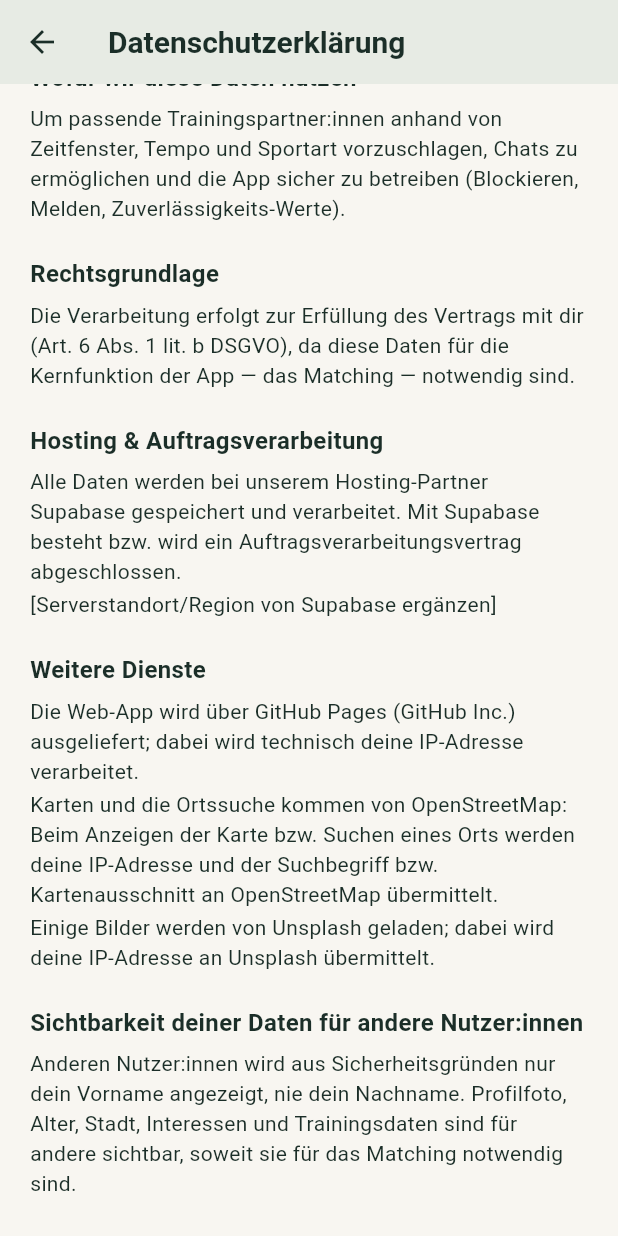
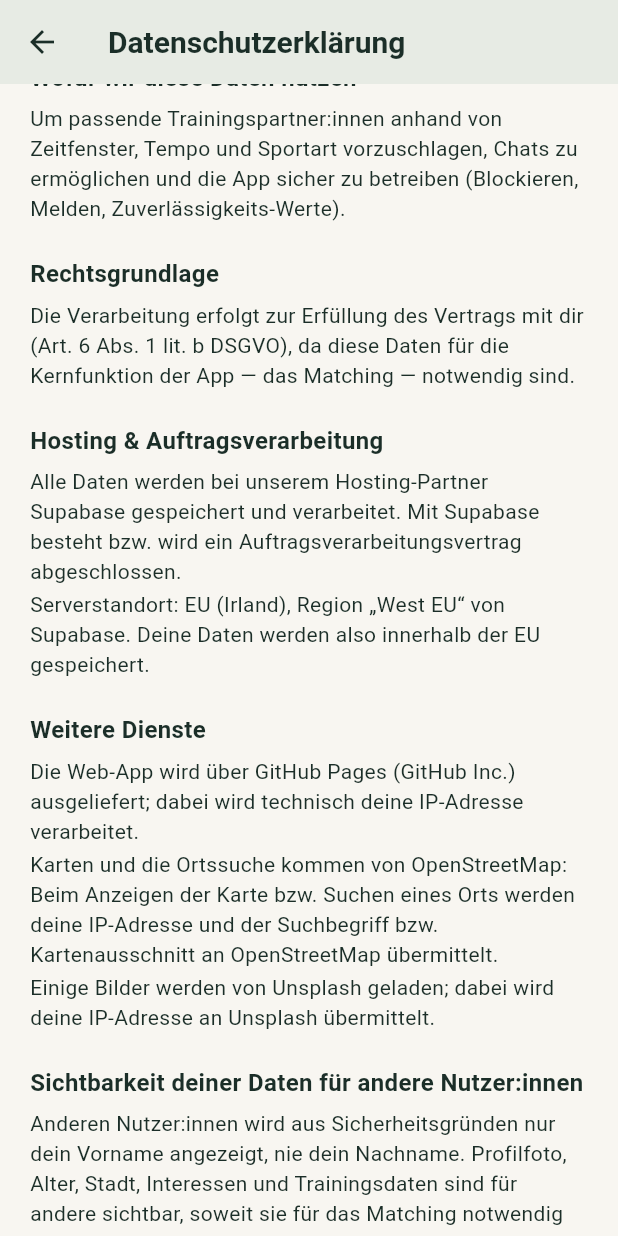
Before and after one commit to melinakunkel/PaceMatch, a Flutter app: the PrivacyPolicyScreen screen opened directly, scrolled down 576 dp, on a phone screen of 412 x 824 dp. Run offline on Flutter 3.47's test engine with Material 3 defaults, Android fonts, the phone set to English and light mode, and no system bars; our stand-ins replace flutter_dotenv, flutter_map, go_router, image_picker, latlong2, shared_preferences and 2 more; missing offline and left inert: dart:js_interop; accounts and stored records are empty; network calls fail.

Commit message:
Datenschutz: Supabase server location (West EU, Ireland)
Co-Authored-By: Claude Opus 5.5 <noreply@anthropic.com>
Claude-Session: https://claude.ai/code/session_01Ea9r8VGpDf7DY7pxTu84EK

```diff
--- a/lib/screens/legal/privacy_policy_screen.dart
+++ b/lib/screens/legal/privacy_policy_screen.dart
@@ -79,7 +79,9 @@ class PrivacyPolicyScreen extends StatelessWidget {
                 'Alle Daten werden bei unserem Hosting-Partner Supabase '
                     'gespeichert und verarbeitet. Mit Supabase besteht bzw. '
                     'wird ein Auftragsverarbeitungsvertrag abgeschlossen.',
-                placeholder('Serverstandort/Region von Supabase ergänzen'),
+                'Serverstandort: EU (Irland), Region „West EU“ von '
+                    'Supabase. Deine Daten werden also innerhalb der EU '
+                    'gespeichert.',
               ],
             ),
             const LegalSection(
```
